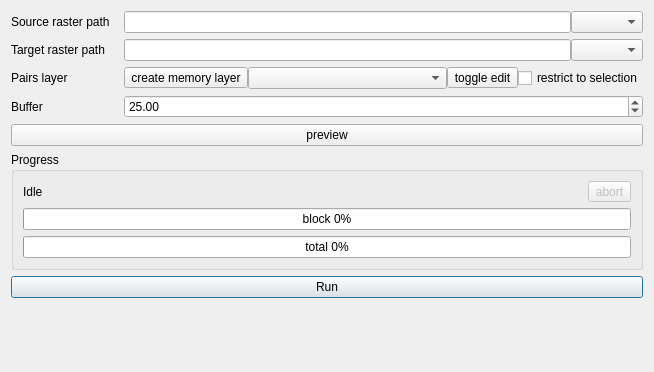
First picture: the form in ui_main.ui, repository olivierdalang/RasterBender, before the edit.
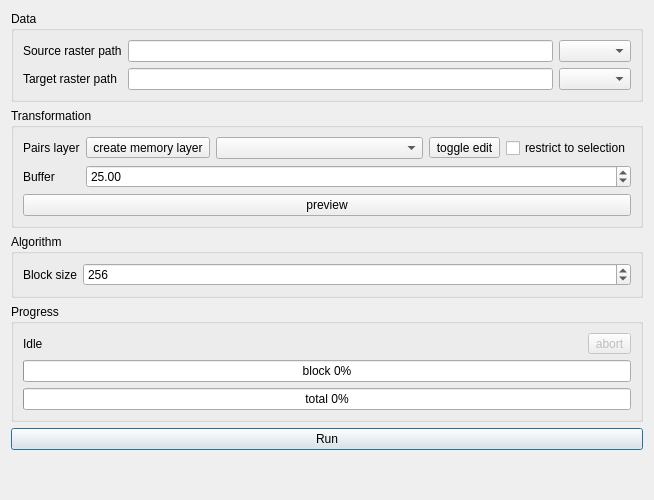
Second picture: the form after the edit. Icons and pictures are not drawn.

```diff
--- a/ui_main.ui
+++ b/ui_main.ui
@@ -7,7 +7,7 @@
     <x>0</x>
     <y>0</y>
     <width>654</width>
-    <height>372</height>
+    <height>500</height>
    </rect>
   </property>
   <property name="sizePolicy">
@@ -19,13 +19,16 @@
   <property name="windowTitle">
    <string>RasterBender</string>
   </property>
-  <layout class="QFormLayout" name="formLayout">
+  <layout class="QVBoxLayout" name="verticalLayout_2">
+   <item>
+    <widget class="QGroupBox" name="groupBox_4">
+     <property name="title">
+      <string>Data</string>
+     </property>
+     <layout class="QFormLayout" name="formLayout_4">
    <property name="fieldGrowthPolicy">
     <enum>QFormLayout::AllNonFixedFieldsGrow</enum>
    </property>
-   <property name="horizontalSpacing">
-    <number>14</number>
-   </property>
    <item row="0" column="0">
     <widget class="QLabel" name="label_2">
      <property name="sizePolicy">
@@ -85,7 +88,19 @@
      </item>
     </layout>
    </item>
-   <item row="3" column="0">
+     </layout>
+    </widget>
+   </item>
+   <item>
+    <widget class="QGroupBox" name="groupBox_2">
+     <property name="title">
+      <string>Transformation</string>
+     </property>
+     <layout class="QFormLayout" name="formLayout_2">
+      <property name="fieldGrowthPolicy">
+       <enum>QFormLayout::AllNonFixedFieldsGrow</enum>
+      </property>
+      <item row="0" column="0">
     <widget class="QLabel" name="label">
      <property name="sizePolicy">
       <sizepolicy hsizetype="Expanding" vsizetype="Preferred">
@@ -101,7 +116,7 @@
      </property>
     </widget>
    </item>
-   <item row="3" column="1">
+      <item row="0" column="1">
     <layout class="QHBoxLayout" name="horizontalLayout_2">
      <item>
       <widget class="QToolButton" name="createMemoryLayerButton">
@@ -147,7 +162,7 @@
      </item>
     </layout>
    </item>
-   <item row="4" column="0">
+      <item row="1" column="0">
     <widget class="QLabel" name="label_3">
      <property name="enabled">
       <bool>true</bool>
@@ -166,13 +181,13 @@
      </property>
     </widget>
    </item>
-   <item row="4" column="1">
+      <item row="1" column="1">
     <widget class="QDoubleSpinBox" name="bufferSpinBox">
      <property name="enabled">
       <bool>true</bool>
      </property>
      <property name="sizePolicy">
-      <sizepolicy hsizetype="Minimum" vsizetype="Fixed">
+         <sizepolicy hsizetype="Expanding" vsizetype="Fixed">
        <horstretch>0</horstretch>
        <verstretch>0</verstretch>
       </sizepolicy>
@@ -185,7 +200,7 @@
      </property>
     </widget>
    </item>
-   <item row="5" column="0" colspan="2">
+      <item row="2" column="0" colspan="2">
     <widget class="QPushButton" name="previewButton">
      <property name="enabled">
       <bool>true</bool>
@@ -195,7 +210,48 @@
      </property>
     </widget>
    </item>
-   <item row="7" column="0" colspan="2">
+     </layout>
+    </widget>
+   </item>
+   <item>
+    <widget class="QGroupBox" name="groupBox_3">
+     <property name="title">
+      <string>Algorithm</string>
+     </property>
+     <layout class="QFormLayout" name="formLayout_3">
+      <item row="0" column="0">
+       <widget class="QLabel" name="label_4">
+        <property name="text">
+         <string>Block size</string>
+        </property>
+       </widget>
+      </item>
+      <item row="0" column="1">
+       <widget class="QSpinBox" name="blockSizeSpinBox">
+        <property name="sizePolicy">
+         <sizepolicy hsizetype="Expanding" vsizetype="Fixed">
+          <horstretch>0</horstretch>
+          <verstretch>0</verstretch>
+         </sizepolicy>
+        </property>
+        <property name="minimum">
+         <number>10</number>
+        </property>
+        <property name="maximum">
+         <number>10000</number>
+        </property>
+        <property name="singleStep">
+         <number>10</number>
+        </property>
+        <property name="value">
+         <number>256</number>
+        </property>
+       </widget>
+      </item>
+     </layout>
+    </widget>
+   </item>
+   <item>
     <widget class="QGroupBox" name="groupBox">
      <property name="title">
       <string>Progress</string>
@@ -251,7 +307,7 @@
      </layout>
     </widget>
    </item>
-   <item row="8" column="0" colspan="2">
+   <item>
     <widget class="QPushButton" name="runButton">
      <property name="text">
       <string>Run</string>
@@ -261,20 +317,7 @@
      </property>
     </widget>
    </item>
-   <item row="9" column="0" colspan="2">
-    <spacer name="verticalSpacer_2">
-     <property name="orientation">
-      <enum>Qt::Vertical</enum>
-     </property>
-     <property name="sizeHint" stdset="0">
-      <size>
-       <width>20</width>
-       <height>40</height>
-      </size>
-     </property>
-    </spacer>
-   </item>
-   <item row="10" column="0">
+   <item>
     <spacer name="verticalSpacer">
      <property name="orientation">
       <enum>Qt::Vertical</enum>
```
Lines whose indentation alone changed are shown as unchanged.
